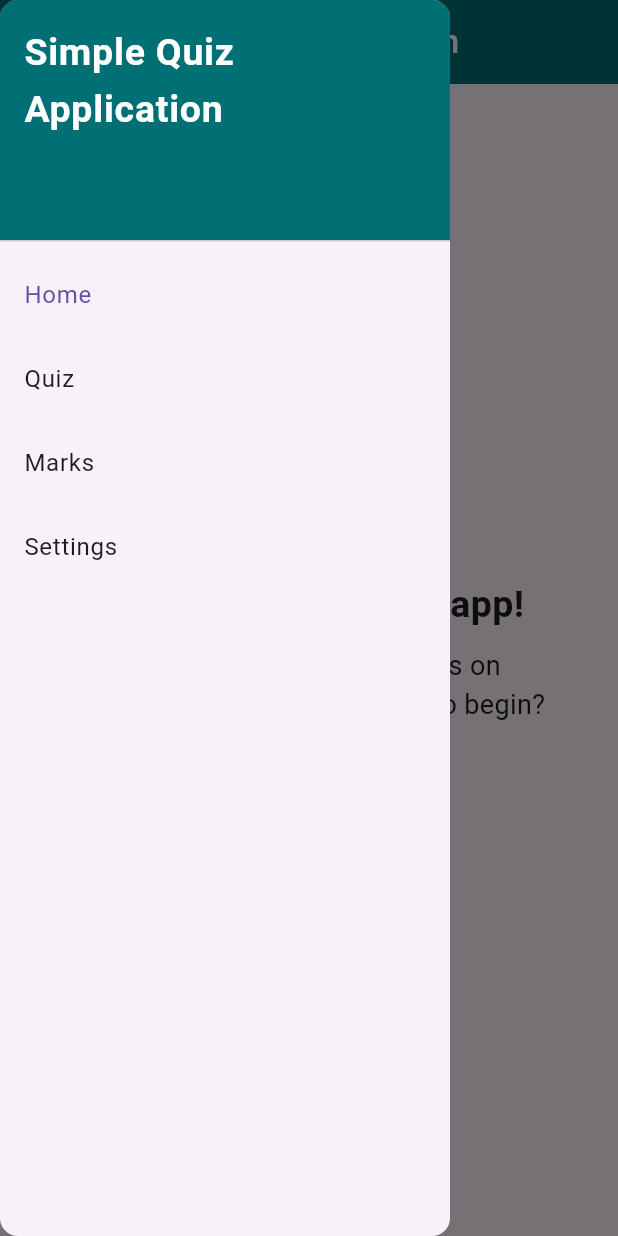
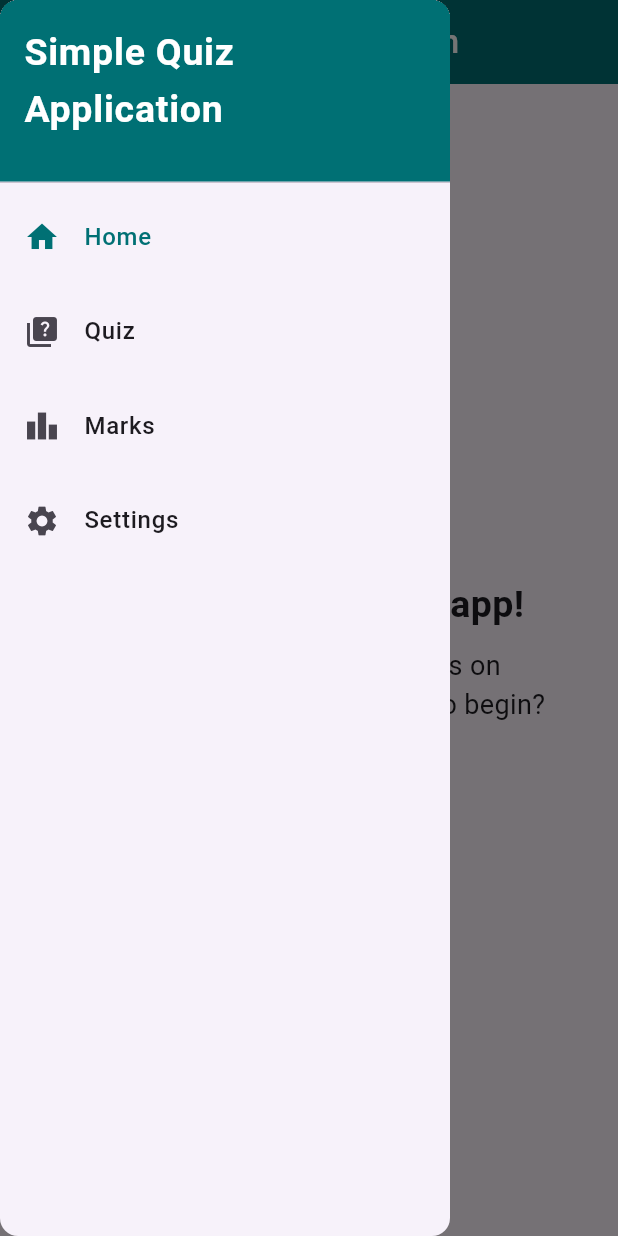
Before and after one commit to heetsolanki/Simple-Quiz-Application-Flutter, a Flutter app: the screen it shows after launch, with the side drawer open, on a phone screen of 412 x 824 dp. Run offline on Flutter 3.47's test engine with Material 3 defaults, Android fonts, the phone set to English and light mode, and no system bars; missing offline and left inert: smooth_list_view.

Commit message:
Added Icons for Menu Items and updated styling

```diff
--- a/simple_quiz_application/lib/main.dart
+++ b/simple_quiz_application/lib/main.dart
@@ -1,5 +1,4 @@
 import 'package:simple_quiz_application/exports.dart';
-import 'package:simple_quiz_application/screens/marks.dart';
 
 void main() => runApp(
   ChangeNotifierProvider(create: (_) => ThemeNotifier(), child: const MyApp()),
@@ -134,8 +133,12 @@ class MainPageState extends State<MainPage> {
         child: ListView(
           padding: EdgeInsets.zero,
           children: [
-            const DrawerHeader(
-              decoration: BoxDecoration(color: Color.fromRGBO(0, 112, 116, 1)),
+            SizedBox(
+              height: 130,
+              child: const DrawerHeader(
+                decoration: BoxDecoration(
+                  color: Color.fromRGBO(0, 112, 116, 1),
+                ),
                 child: Text(
                   'Simple Quiz Application',
                   style: TextStyle(
@@ -145,32 +148,56 @@ class MainPageState extends State<MainPage> {
                   ),
                 ),
               ),
+            ),
             ListTile(
-              title: const Text('Home'),
+              leading: Icon(Icons.home),
+              selectedColor: const Color.fromRGBO(0, 112, 116, 1),
+              title: const Text(
+                'Home',
+                style: TextStyle(fontWeight: FontWeight.w500),
+              ),
               selected: _currentIndex == 0,
               onTap: () {
                 _onItemTapped(0);
                 Navigator.pop(context);
               },
             ),
+            SizedBox(height: 7),
             ListTile(
-              title: const Text('Quiz'),
+              leading: Icon(Icons.quiz),
+              selectedColor: const Color.fromRGBO(0, 112, 116, 1),
+              title: const Text(
+                'Quiz',
+                style: TextStyle(fontWeight: FontWeight.w500),
+              ),
               selected: _currentIndex == 1,
               onTap: () {
                 _onItemTapped(1);
                 Navigator.pop(context);
               },
             ),
+            SizedBox(height: 7),
             ListTile(
-              title: const Text('Marks'),
+              leading: Icon(Icons.leaderboard),
+              selectedColor: const Color.fromRGBO(0, 112, 116, 1),
+              title: const Text(
+                'Marks',
+                style: TextStyle(fontWeight: FontWeight.w500),
+              ),
               selected: _currentIndex == 2,
               onTap: () {
                 _onItemTapped(2);
                 Navigator.pop(context);
               },
             ),
+            SizedBox(height: 7),
             ListTile(
-              title: const Text('Settings'),
+              leading: Icon(Icons.settings),
+              selectedColor: const Color.fromRGBO(0, 112, 116, 1),
+              title: const Text(
+                'Settings',
+                style: TextStyle(fontWeight: FontWeight.w500),
+              ),
               selected: _currentIndex == 3,
               onTap: () {
                 _onItemTapped(3);
```
Lines whose indentation alone changed are shown as unchanged.
